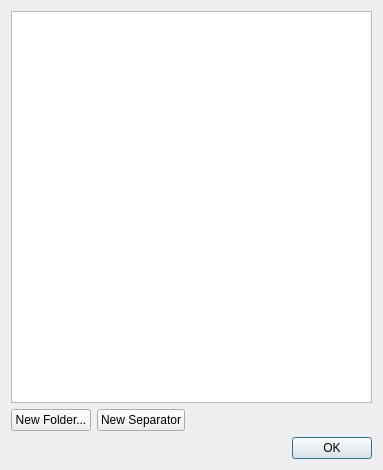
Qt form src/celestia/qt/organizebookmarks.ui (anordal/celestia) before a commit.
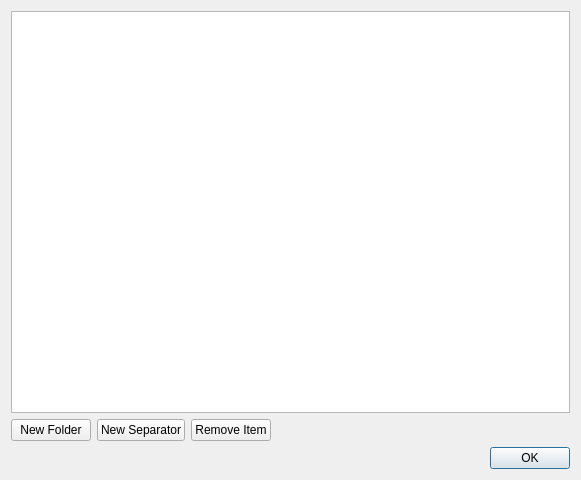
The same form after that commit.

Commit message: More bookmarks work for Qt4 front-end: Added remove item button to bookmark organizer. Added icons for bookmarks.

Patch:
```diff
--- a/src/celestia/qt/organizebookmarks.ui
+++ b/src/celestia/qt/organizebookmarks.ui
@@ -5,8 +5,8 @@
    <rect>
     <x>0</x>
     <y>0</y>
-    <width>383</width>
-    <height>470</height>
+    <width>581</width>
+    <height>480</height>
    </rect>
   </property>
   <property name="windowTitle" >
@@ -21,7 +21,7 @@
      <item>
       <widget class="QPushButton" name="newFolderButton" >
        <property name="text" >
-        <string>New Folder...</string>
+        <string>New Folder</string>
        </property>
       </widget>
      </item>
@@ -32,6 +32,13 @@
        </property>
       </widget>
      </item>
+     <item>
+      <widget class="QPushButton" name="removeItemButton" >
+       <property name="text" >
+        <string>Remove Item</string>
+       </property>
+      </widget>
+     </item>
      <item>
       <spacer>
        <property name="orientation" >
@@ -39,7 +46,7 @@
        </property>
        <property name="sizeHint" >
         <size>
-         <width>40</width>
+         <width>291</width>
          <height>20</height>
         </size>
        </property>
```
The commit also changes 4 other files.
